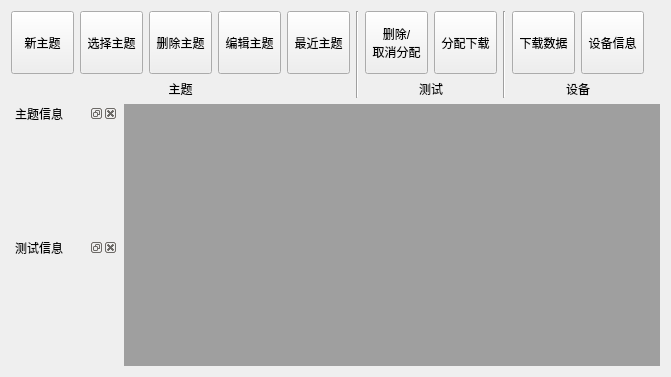
Above: Bodystat/ui/maindlg.ui from hym-dn/Bodystat before the change. Below: the same form after it.
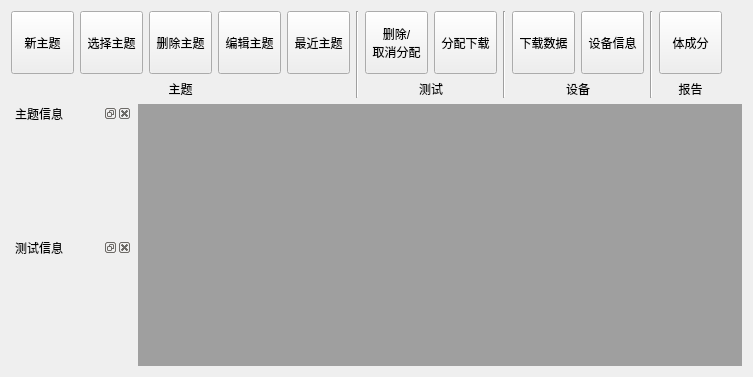
That is the form after the change.

```diff
--- a/Bodystat/ui/maindlg.ui
+++ b/Bodystat/ui/maindlg.ui
@@ -6,7 +6,7 @@
    <rect>
     <x>0</x>
     <y>0</y>
-    <width>671</width>
+    <width>753</width>
     <height>377</height>
    </rect>
   </property>
@@ -391,6 +391,74 @@
        </item>
       </layout>
      </item>
+     <item>
+      <widget class="Line" name="line_3">
+       <property name="orientation">
+        <enum>Qt::Vertical</enum>
+       </property>
+      </widget>
+     </item>
+     <item>
+      <layout class="QVBoxLayout" name="verticalLayout_6">
+       <property name="leftMargin">
+        <number>0</number>
+       </property>
+       <property name="topMargin">
+        <number>0</number>
+       </property>
+       <property name="rightMargin">
+        <number>0</number>
+       </property>
+       <property name="bottomMargin">
+        <number>0</number>
+       </property>
+       <item>
+        <layout class="QHBoxLayout" name="horizontalLayout_6">
+         <property name="leftMargin">
+          <number>0</number>
+         </property>
+         <property name="topMargin">
+          <number>0</number>
+         </property>
+         <property name="rightMargin">
+          <number>0</number>
+         </property>
+         <property name="bottomMargin">
+          <number>0</number>
+         </property>
+         <item>
+          <widget class="QToolButton" name="_bodyCompToolButton">
+           <property name="minimumSize">
+            <size>
+             <width>63</width>
+             <height>63</height>
+            </size>
+           </property>
+           <property name="text">
+            <string>体成分</string>
+           </property>
+           <property name="toolButtonStyle">
+            <enum>Qt::ToolButtonTextUnderIcon</enum>
+           </property>
+           <property name="autoRaise">
+            <bool>false</bool>
+           </property>
+          </widget>
+         </item>
+        </layout>
+       </item>
+       <item>
+        <widget class="QLabel" name="_reportLabel">
+         <property name="text">
+          <string>报告</string>
+         </property>
+         <property name="alignment">
+          <set>Qt::AlignCenter</set>
+         </property>
+        </widget>
+       </item>
+      </layout>
+     </item>
      <item>
       <spacer name="horizontalSpacer">
        <property name="orientation">
```
